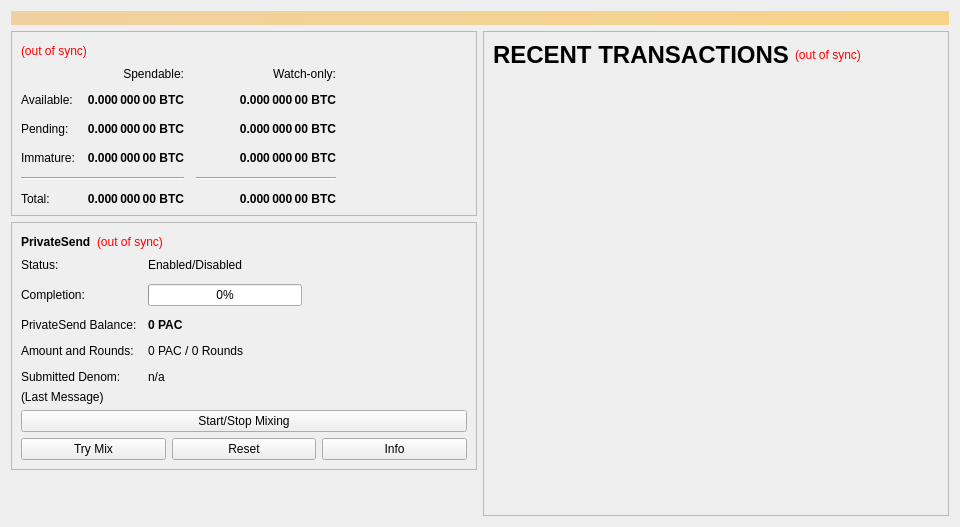
This is src/qt/forms/overviewpage.ui in theRealDijida/PAC as Qt 5 draws it before an edit. The edited form follows.
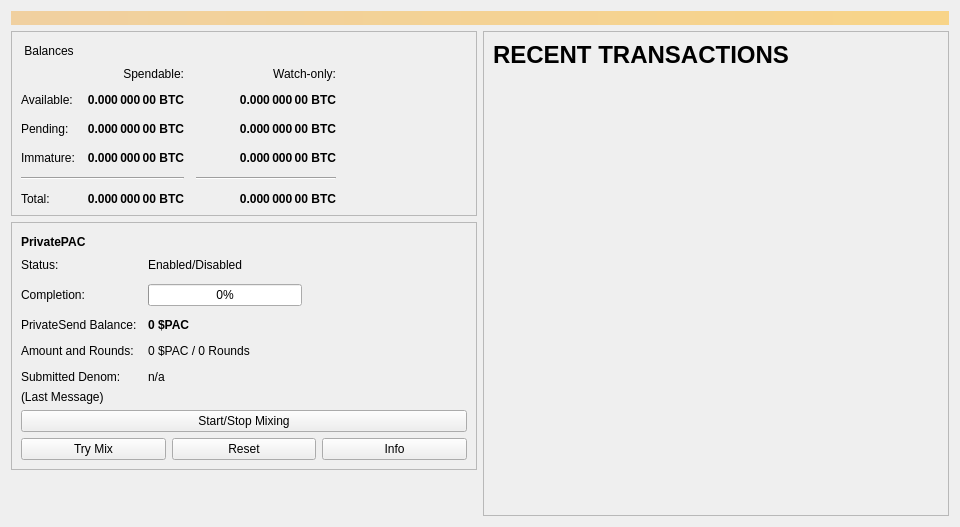
This is the edited form.

What changed in the file:
```diff
--- a/src/qt/forms/overviewpage.ui
+++ b/src/qt/forms/overviewpage.ui
@@ -54,19 +54,23 @@
          <layout class="QVBoxLayout" name="verticalLayout_4">
           <item>
            <layout class="QHBoxLayout" name="horizontalLayout_4">
+            <item>
+             <widget class="QLabel" name="label_5">
+              <property name="text">
+               <string> Balances</string>
+              </property>
+             </widget>
+            </item>
             <item>
              <widget class="QLabel" name="labelWalletStatus">
               <property name="toolTip">
                <string>The displayed information may be out of date. Your wallet automatically synchronizes with the Paccoin network after a connection is established, but this process has not completed yet.</string>
               </property>
               <property name="styleSheet">
-               <string notr="true">QLabel { color: red; }</string>
+               <string notr="true">QLabel { color: transparent; }</string>
               </property>
               <property name="text">
-               <string notr="true">(out of sync)</string>
-              </property>
-              <property name="alignment">
-               <set>Qt::AlignLeading|Qt::AlignLeft|Qt::AlignVCenter</set>
+               <string/>
               </property>
              </widget>
             </item>
@@ -405,7 +409,7 @@
                </font>
               </property>
               <property name="text">
-               <string>PrivateSend</string>
+               <string>PrivatePAC</string>
               </property>
              </widget>
             </item>
@@ -415,7 +419,7 @@
                <string>The displayed information may be out of date. Your wallet automatically synchronizes with the Paccoin network after a connection is established, but this process has not completed yet.</string>
               </property>
               <property name="styleSheet">
-               <string notr="true">QLabel { color: red; }</string>
+               <string notr="true">QLabel { color: transparent; }</string>
               </property>
               <property name="text">
                <string notr="true">(out of sync)</string>
@@ -501,7 +505,7 @@
                </font>
               </property>
               <property name="text">
-               <string notr="true">0 PAC</string>
+               <string notr="true">0 $PAC</string>
               </property>
              </widget>
             </item>
@@ -515,7 +519,7 @@
             <item row="3" column="1">
              <widget class="QLabel" name="labelAmountRounds">
               <property name="text">
-               <string>0 PAC / 0 Rounds</string>
+               <string>0 $PAC / 0 Rounds</string>
               </property>
              </widget>
             </item>
@@ -674,7 +678,7 @@
                <string>The displayed information may be out of date. Your wallet automatically synchronizes with the Paccoin network after a connection is established, but this process has not completed yet.</string>
               </property>
               <property name="styleSheet">
-               <string notr="true">QLabel { color: red; }</string>
+               <string notr="true">QLabel { color: transparent; }</string>
               </property>
               <property name="text">
                <string notr="true">(out of sync)</string>
```
Left out of the diff: 4 changed lines with no effect on the pictures.
